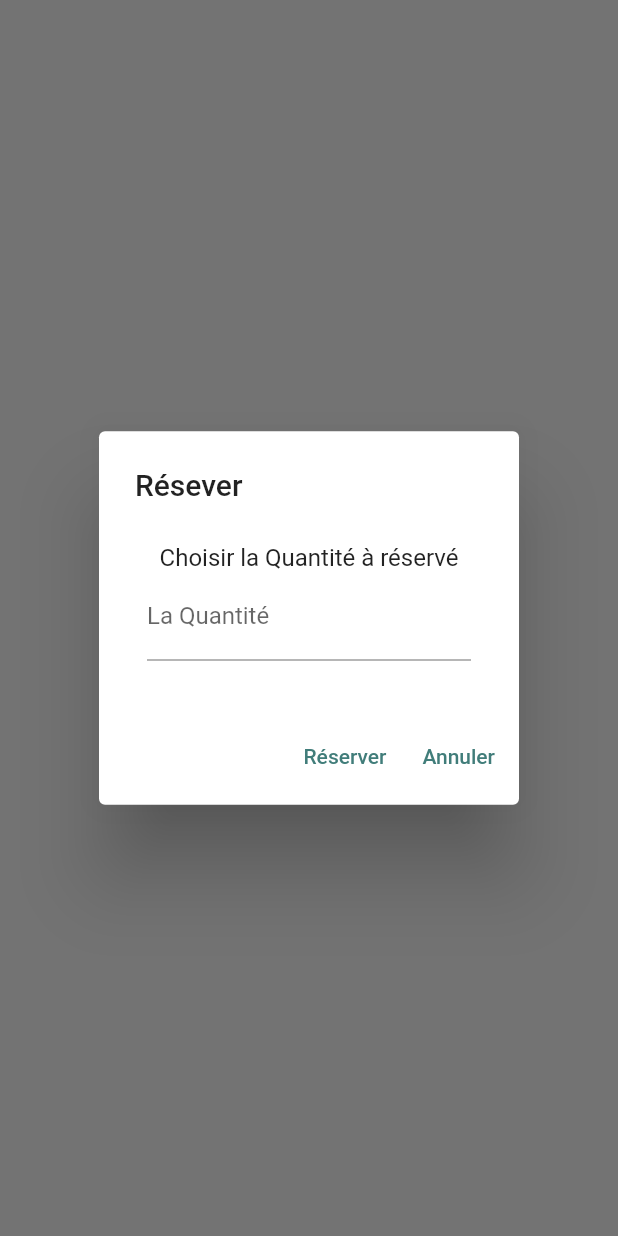
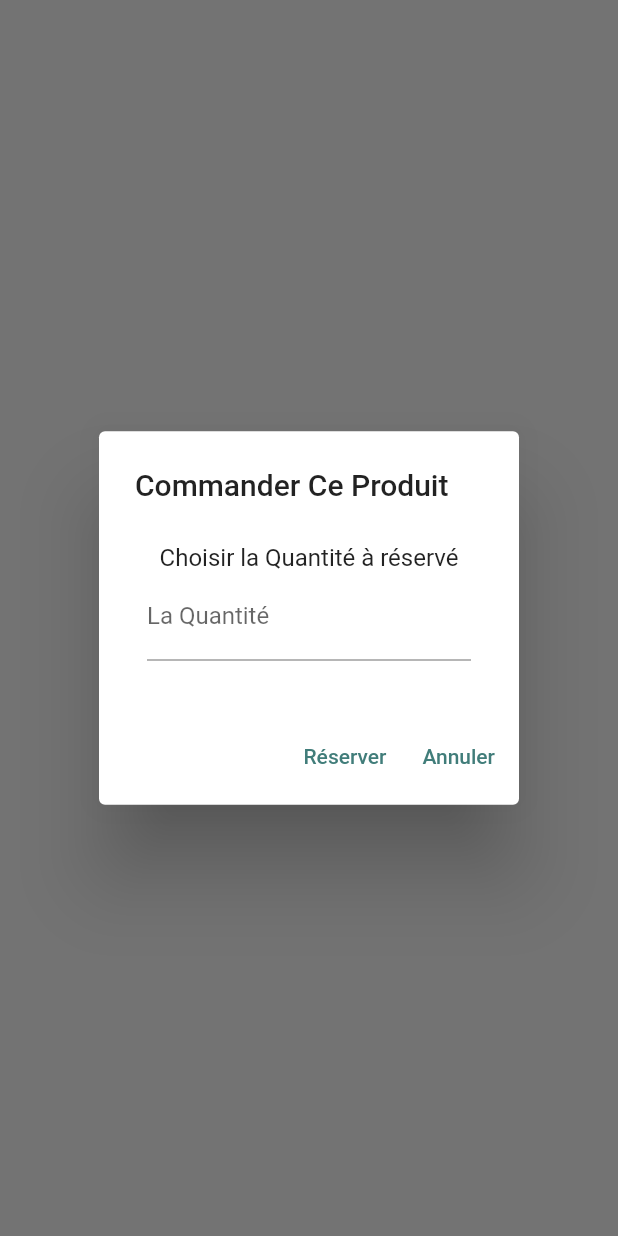
Before and after one commit to Rachid-Mek/App, a Flutter app: what showAlertDialog() shows on an empty page, opened directly with empty values, after a tap on "Oui", after a tap on "Réserver", on a phone screen of 412 x 824 dp. Run offline on Flutter 3.47's test engine with Material 2 defaults, Android fonts, the phone set to English and light mode, and no system bars; our stand-ins replace flutter_easyloading, flutter_map, fluttertoast, geolocator, google_fonts, hexcolor and 1 more; missing offline and left inert: flutter_mapbox_navigation, mailer; network calls fail.

Commit message:
Update addtocarte.dart

```diff
--- a/lib/details/addtocarte.dart
+++ b/lib/details/addtocarte.dart
@@ -32,6 +32,7 @@ class AddToCarte extends StatefulWidget {
 }
 
 class _AddToCarteState extends State<AddToCarte> {
+  var indext;
   @override
   Widget build(BuildContext context) {
     if (global.isloggedin) {
@@ -64,6 +65,9 @@ class _AddToCarteState extends State<AddToCarte> {
                 ),
                 onPressed: () {
                   setState(() {
+                    indext = global.shoppinglist
+                        .indexWhere((element) => element.id == widget.id);
+                    if (indext == -1) {
                       if (widget.Qte > 0) {
                         global.shoppinglist = global.shoppinglist.toList();
                         global.shoppinglist.add(
@@ -80,12 +84,24 @@ class _AddToCarteState extends State<AddToCarte> {
                           ),
                         );
                         global.qte = 1;
+                        Fluttertoast.showToast(
+                            msg: "Produit ajouté au panier",
+                            toastLength: Toast.LENGTH_SHORT,
+                            gravity: ToastGravity.CENTER,
+                            fontSize: 16);
                         shoppingcart(
                           shoppinglist: global.shoppinglist,
                         );
                       } else {
                         Fluttertoast.showToast(
                             msg: "OOPS! Medicament non disponible",
+                            toastLength: Toast.LENGTH_SHORT,
+                            gravity: ToastGravity.CENTER,
+                            fontSize: 16);
+                      }
+                    } else {
+                      Fluttertoast.showToast(
+                          msg: "Produit existant deja dans le panier",
                           toastLength: Toast.LENGTH_SHORT,
                           gravity: ToastGravity.CENTER,
                           fontSize: 16);
@@ -108,6 +124,9 @@ class _AddToCarteState extends State<AddToCarte> {
                 ),
                 onPressed: () {
                   setState(() {
+                    indext = global.shoppinglist
+                        .indexWhere((element) => element.id == widget.id);
+                    if (indext == -1) {
                       if (widget.Qte > 0) {
                         global.shoppinglist = global.shoppinglist.toList();
                         global.shoppinglist.add(
@@ -143,6 +162,13 @@ class _AddToCarteState extends State<AddToCarte> {
                             widget.Miligramme,
                             widget.price,
                             widget.pharmemail);
+                      }
+                    } else {
+                      Fluttertoast.showToast(
+                          msg: "Produit existant deja dans le panier",
+                          toastLength: Toast.LENGTH_SHORT,
+                          gravity: ToastGravity.CENTER,
+                          fontSize: 16);
                     }
                   });
                 },
@@ -244,11 +270,18 @@ showAlertDialog(BuildContext context, int idpharm, int idmed, String nom,
   Future Reservernondispo() async {
     try {
       String username = 'pharmacile.live@gmail.com';
-      String password = 'PFE2022karimRACHID';
+      String password = 'ogmgxnoisarpmref';
 
       int prixtotal = int.parse(QteReserve.text) * prix;
       String message =
-          "$nom $milli mg, le prix total: $prixtotal\nL'email de la pharmacie: $emailpharm";
+          "$nom $milli mg, le prix total: $prixtotal DA\nL'email de la pharmacie: $emailpharm";
+      if (milli == 0) {
+        message =
+            "$nom, le prix total: $prixtotal DA\nL'email de la pharmacie: $emailpharm";
+      } else {
+        message =
+            "$nom $milli mg, le prix total: $prixtotal DA\nL'email de la pharmacie: $emailpharm";
+      }
       final smtpServer = gmail(username, password);
       final message1 = Message()
         ..from = Address(username, 'Pharmacile')
@@ -327,7 +360,7 @@ showAlertDialog(BuildContext context, int idpharm, int idmed, String nom,
           builder: (BuildContext context) {
             return AlertDialog(
               scrollable: true,
-              title: Text('Résever'),
+              title: Text('Commander Ce Produit'),
               content: Padding(
                 padding: const EdgeInsets.all(8.0),
                 child: Form(
@@ -362,7 +395,7 @@ showAlertDialog(BuildContext context, int idpharm, int idmed, String nom,
 
   // set up the AlertDialog
   AlertDialog alert = AlertDialog(
-    title: Text("AlertDialog"),
+    title: Text("Commander Ce Produit"),
     content: Text(
         "Produit non disponible pour le moment. \nVoulez vous placer une commande et être notifier lorsque le medicament est disponible?"),
     actions: [
```
Lines whose indentation alone changed are shown as unchanged.
